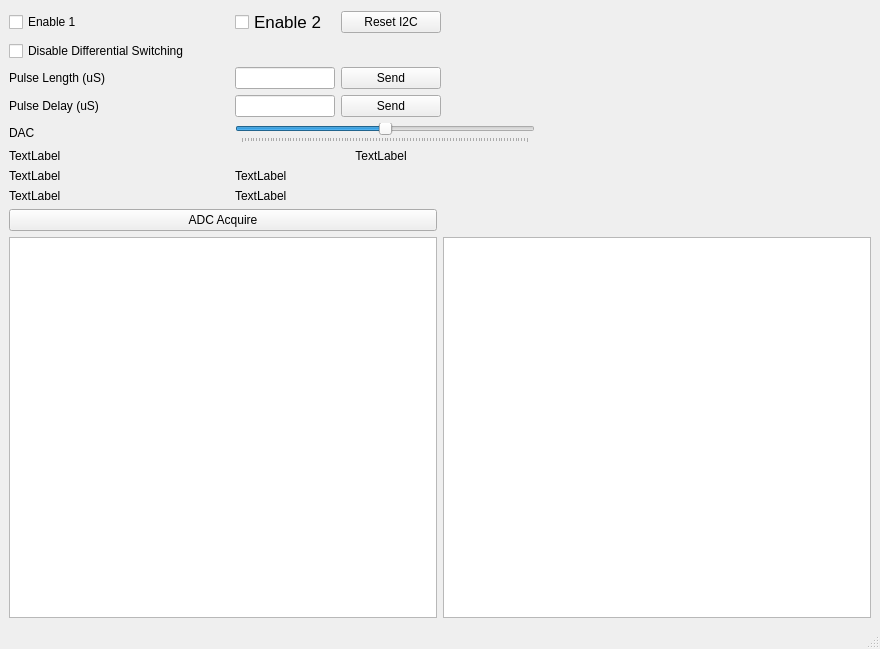
Furrah/CalibratorControllerGUI, file controllerUI.ui: the form before one commit.
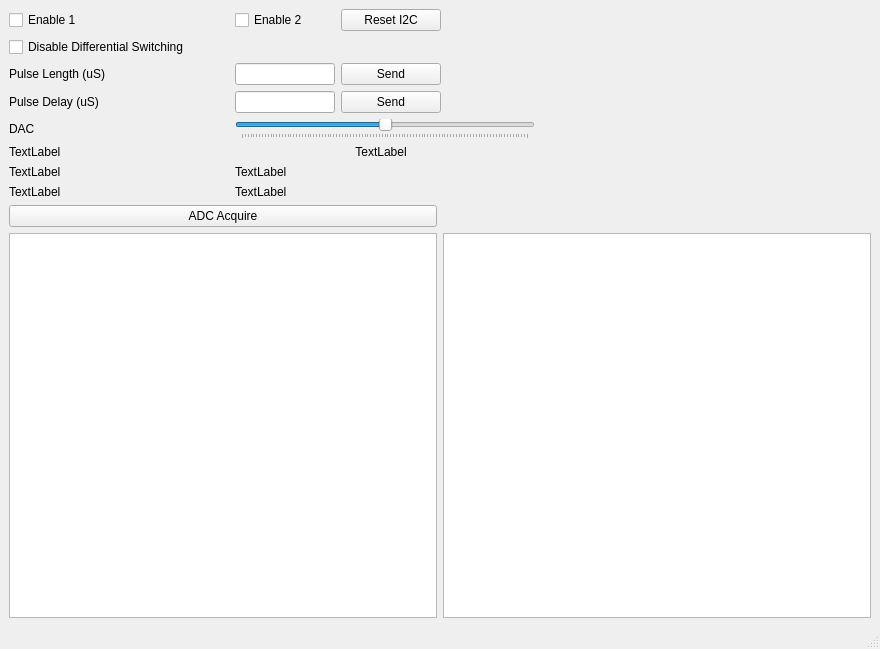
The form after the commit. Custom widgets are drawn as their Qt base class.

Commit message: front end redesign fixes

What changed in the file:
```diff
--- a/controllerUI.ui
+++ b/controllerUI.ui
@@ -90,27 +90,6 @@
           </property>
          </widget>
         </item>
-        <item row="1" column="1">
-         <widget class="QCheckBox" name="checkBox_EnableCircuitTwo">
-          <property name="maximumSize">
-           <size>
-            <width>205</width>
-            <height>16777215</height>
-           </size>
-          </property>
-          <property name="font">
-           <font>
-            <pointsize>13</pointsize>
-           </font>
-          </property>
-          <property name="layoutDirection">
-           <enum>Qt::LeftToRight</enum>
-          </property>
-          <property name="text">
-           <string>Enable 2</string>
-          </property>
-         </widget>
-        </item>
         <item row="1" column="2">
          <widget class="QPushButton" name="pushButton_2">
           <property name="maximumSize">
@@ -325,6 +304,13 @@
           </property>
          </widget>
         </item>
+        <item row="1" column="1">
+         <widget class="QCheckBox" name="checkBox_EnableCircuitTwo">
+          <property name="text">
+           <string>Enable 2</string>
+          </property>
+         </widget>
+        </item>
        </layout>
       </item>
       <item row="1" column="0">
```
The commit also changes 2 other files.
